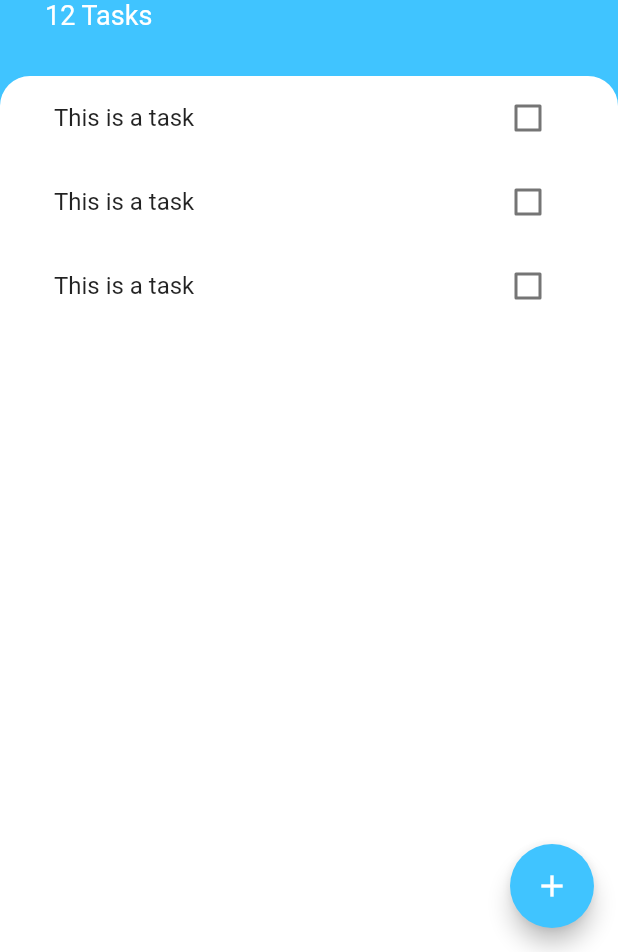
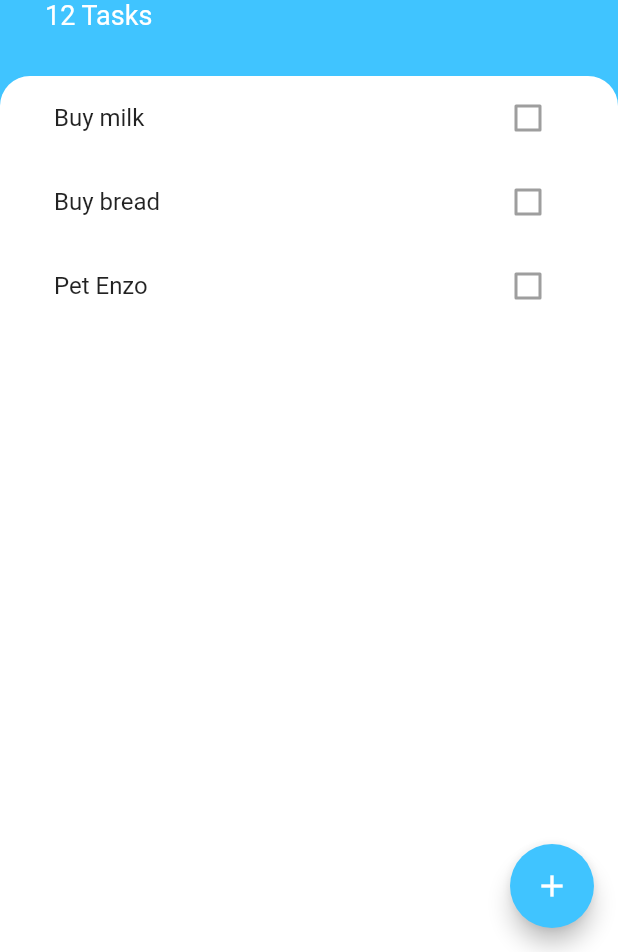
Before and after one commit to danaFlorescu/to-do-app, a Flutter app: the screen it shows after launch, on a phone screen of 412 x 824 dp, the part 284-1236 px from its top. Run offline on Flutter 3.47's test engine with Material 2 defaults, Android fonts, the phone set to English and light mode, and no system bars.

Commit message:
added task class and list view biulder

```diff
--- /dev/null
+++ b/lib/models/task.dart
@@ -0,0 +1,10 @@
+class Task {
+  final String name;
+  bool isDone;
+
+  Task({required this.name, this.isDone = false});
+
+  void toggleDone() {
+    isDone = !isDone;
+  }
+}
--- a/lib/widgets/task_tile.dart
+++ b/lib/widgets/task_tile.dart
@@ -1,47 +1,47 @@
 import 'package:flutter/material.dart';
 
-class TaskTile extends StatefulWidget {
-  @override
-  State<TaskTile> createState() => _TaskTileState();
-}
+class TaskTile extends StatelessWidget {
+  final bool isChecked;
+  final String taskTitle;
 
-class _TaskTileState extends State<TaskTile> {
-  bool isChecked = false;
+  TaskTile({required this.isChecked, required this.taskTitle});
 
   @override
   Widget build(BuildContext context) {
     return ListTile(
       title: Text(
-        'This is a task',
+        taskTitle,
         style: TextStyle(
           decoration: isChecked ? TextDecoration.lineThrough : null,
         ),
       ),
-      trailing: TaskCheckbox(
-        checkboxState: isChecked,
-        toggleCheckboxState: (bool? checkboxState) {
-          setState(() {
-            isChecked = checkboxState ?? true;
-          });
-        },
+      trailing: Checkbox(
+        activeColor: Colors.lightBlueAccent,
+        value: isChecked,
+        // onChanged: toggleCheckboxState,
+        onChanged: null,
       ),
     );
   }
 }
 
-class TaskCheckbox extends StatelessWidget {
-  final bool checkboxState;
-  final void Function(bool?) toggleCheckboxState;
+// setState(() {
+// isChecked = checkboxState ?? true;
+// });
 
-  TaskCheckbox(
-      {required this.checkboxState, required this.toggleCheckboxState});
-
-  @override
-  Widget build(BuildContext context) {
-    return Checkbox(
-      activeColor: Colors.lightBlueAccent,
-      value: checkboxState,
-      onChanged: toggleCheckboxState,
-    );
-  }
-}
+// class TaskCheckbox extends StatelessWidget {
+//   final bool checkboxState;
+//   final void Function(bool?) toggleCheckboxState;
+//
+//   TaskCheckbox(
+//       {required this.checkboxState, required this.toggleCheckboxState});
+//
+//   @override
+//   Widget build(BuildContext context) {
+//     return Checkbox(
+//       activeColor: Colors.lightBlueAccent,
+//       value: checkboxState,
+//       onChanged: toggleCheckboxState,
+//     );
+//   }
+// }
--- a/lib/widgets/tasks_list.dart
+++ b/lib/widgets/tasks_list.dart
@@ -1,15 +1,29 @@
 import 'package:flutter/material.dart';
 import 'task_tile.dart';
+import 'package:todoey/models/task.dart';
 
-class TasksList extends StatelessWidget {
+class TasksList extends StatefulWidget {
+  @override
+  State<TasksList> createState() => _TasksListState();
+}
+
+class _TasksListState extends State<TasksList> {
+  List<Task> tasks = [
+    Task(name: "Buy milk"),
+    Task(name: "Buy bread"),
+    Task(name: "Pet Enzo"),
+  ];
+
   @override
   Widget build(BuildContext context) {
-    return ListView(
-      children: [
-        TaskTile(),
-        TaskTile(),
-        TaskTile(),
-      ],
+    return ListView.builder(
+      itemBuilder: (context, index) {
+        return TaskTile(
+          taskTitle: tasks[index].name,
+          isChecked: tasks[index].isDone,
+        );
+      },
+      itemCount: tasks.length,
     );
   }
 }
```
